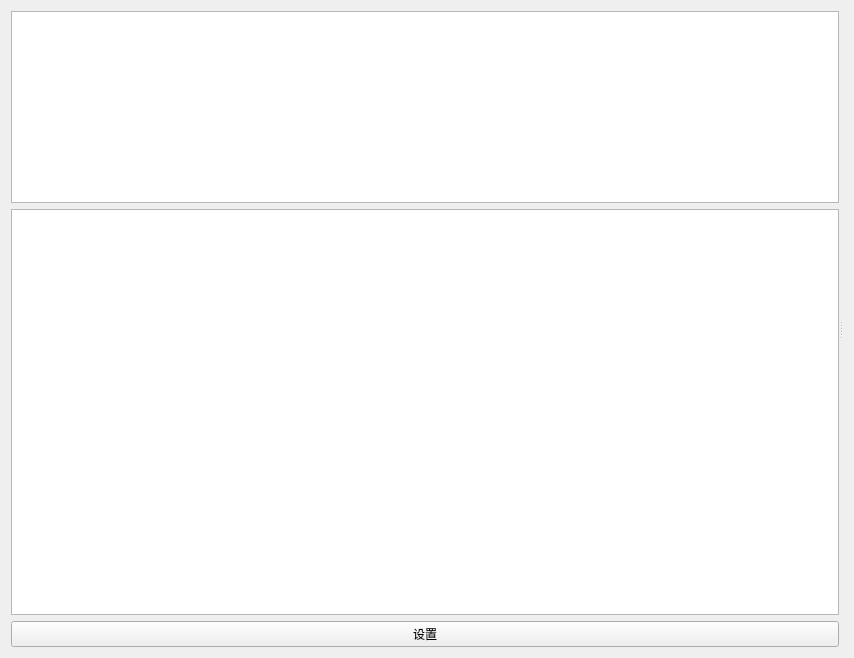
Qt form ui/MainWindow.ui (ovo-Tim/potato-diary) before a commit.
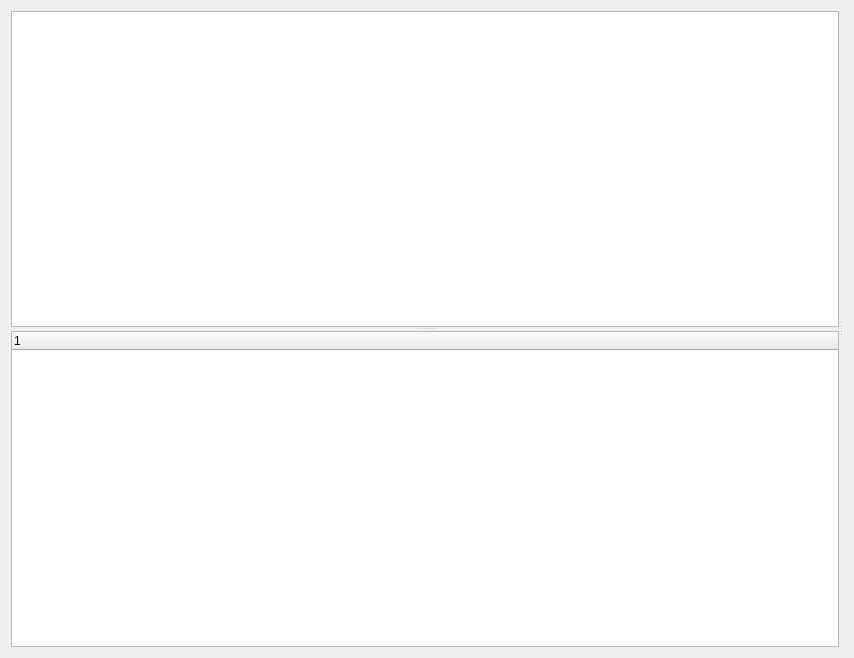
The same form after that commit.

Patch:
```diff
--- a/ui/MainWindow.ui
+++ b/ui/MainWindow.ui
@@ -15,13 +15,14 @@
   </property>
   <layout class="QGridLayout" name="gridLayout">
    <item row="0" column="0">
-    <widget class="QSplitter" name="splitter">
+    <widget class="QSplitter" name="splitter_2">
      <property name="orientation">
       <enum>Qt::Horizontal</enum>
      </property>
-     <widget class="QWidget" name="">
-      <layout class="QVBoxLayout" name="verticalLayout">
-       <item>
+     <widget class="QSplitter" name="splitter">
+      <property name="orientation">
+       <enum>Qt::Vertical</enum>
+      </property>
         <widget class="QListWidget" name="function_selection">
          <property name="sizePolicy">
           <sizepolicy hsizetype="Expanding" vsizetype="Minimum">
@@ -36,25 +37,19 @@
           </size>
          </property>
         </widget>
-       </item>
-       <item>
-        <widget class="QTreeView" name="treeView">
+      <widget class="QTreeWidget" name="treeWidget">
          <property name="sizePolicy">
           <sizepolicy hsizetype="Expanding" vsizetype="Expanding">
            <horstretch>0</horstretch>
            <verstretch>0</verstretch>
           </sizepolicy>
          </property>
-        </widget>
-       </item>
-       <item>
-        <widget class="QPushButton" name="set_btn">
+       <column>
          <property name="text">
-          <string>设置</string>
-         </property>
-        </widget>
-       </item>
-      </layout>
+         <string notr="true">1</string>
+        </property>
+       </column>
+      </widget>
      </widget>
      <widget class="QStackedWidget" name="stackedWidget">
       <property name="enabled">
```
Left out of the diff: 16 changed lines with no effect on the pictures. Lines whose indentation alone changed are shown as unchanged.
